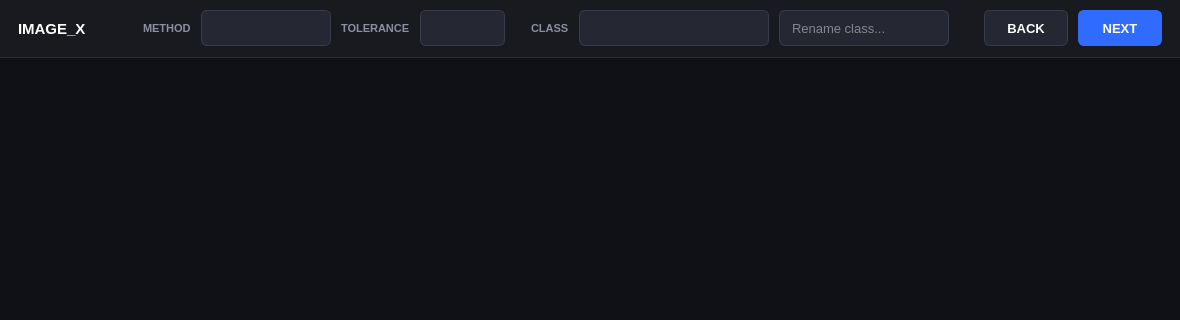
Before: the Qt Designer form src/interface/design.ui in lthiagovs/yolo_pipeline, drawn with Qt 5; both pictures show x 0 to 1180 and y 0 to 320 of the 1180 by 760 pixel window.
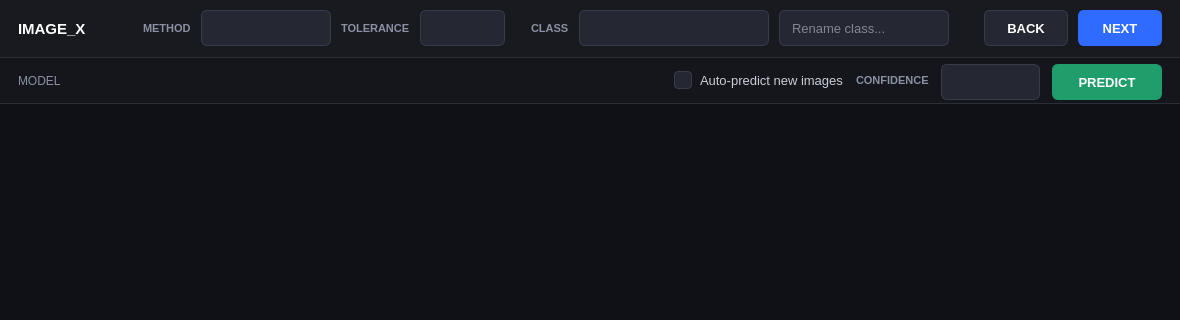
After: the same form once the commit is applied.

Commit message: feat: add use model function on interface

```diff
--- a/src/interface/design.ui
+++ b/src/interface/design.ui
@@ -58,12 +58,60 @@
     color: #FFFFFF;
 }
 
-QLabel#method_label, QLabel#class_label, QLabel#tolerance_label {
+QLabel#method_label, QLabel#class_label, QLabel#tolerance_label, QLabel#conf_label {
     color: #8A90A2;
     font-size: 8pt;
     font-weight: 600;
 }
 
+QFrame#model_bar {
+    background-color: #14161C;
+    border: none;
+    border-bottom: 1px solid #2A2E39;
+}
+
+QLabel#model_label {
+    color: #8A90A2;
+    font-size: 9pt;
+}
+
+QCheckBox {
+    spacing: 8px;
+    color: #C9CDD8;
+}
+
+QCheckBox::indicator {
+    width: 16px;
+    height: 16px;
+    border: 1px solid #383C49;
+    border-radius: 4px;
+    background-color: #252832;
+}
+
+QCheckBox::indicator:hover {
+    border: 1px solid #528BFF;
+}
+
+QCheckBox::indicator:checked {
+    background-color: #2F6BFF;
+    border: 1px solid #2F6BFF;
+}
+
+QPushButton#predict_button {
+    background-color: #1F9D6B;
+    border: 1px solid #1F9D6B;
+}
+
+QPushButton#predict_button:hover {
+    background-color: #26B57D;
+    border: 1px solid #26B57D;
+}
+
+QPushButton#predict_button:pressed {
+    background-color: #17805A;
+    border: 1px solid #17805A;
+}
+
 QLabel#file_label {
     color: #C9CDD8;
     font-size: 9pt;
@@ -203,7 +251,7 @@
     height: 0px;
 }</string>
   </property>
-  <layout class="QVBoxLayout" name="root_layout" stretch="0,1,0">
+  <layout class="QVBoxLayout" name="root_layout" stretch="0,0,1,0">
    <property name="spacing">
     <number>0</number>
    </property>
@@ -415,6 +463,111 @@
      </layout>
     </widget>
    </item>
+   <item>
+    <widget class="QFrame" name="model_bar">
+     <property name="visible">
+      <bool>false</bool>
+     </property>
+     <property name="minimumSize">
+      <size>
+       <width>0</width>
+       <height>46</height>
+      </size>
+     </property>
+     <property name="maximumSize">
+      <size>
+       <width>16777215</width>
+       <height>46</height>
+      </size>
+     </property>
+     <property name="frameShape">
+      <enum>QFrame::Shape::NoFrame</enum>
+     </property>
+     <layout class="QHBoxLayout" name="model_layout">
+      <property name="spacing">
+       <number>12</number>
+      </property>
+      <property name="leftMargin">
+       <number>18</number>
+      </property>
+      <property name="topMargin">
+       <number>6</number>
+      </property>
+      <property name="rightMargin">
+       <number>18</number>
+      </property>
+      <property name="bottomMargin">
+       <number>6</number>
+      </property>
+      <item>
+       <widget class="QLabel" name="model_label">
+        <property name="text">
+         <string>MODEL</string>
+        </property>
+       </widget>
+      </item>
+      <item>
+       <spacer name="model_spacer">
+        <property name="orientation">
+         <enum>Qt::Orientation::Horizontal</enum>
+        </property>
+        <property name="sizeHint" stdset="0">
+         <size>
+          <width>40</width>
+          <height>20</height>
+         </size>
+        </property>
+       </spacer>
+      </item>
+      <item>
+       <widget class="QCheckBox" name="auto_predict_check">
+        <property name="toolTip">
+         <string>Predict automatically when opening an image that has no boxes</string>
+        </property>
+        <property name="text">
+         <string>Auto-predict new images</string>
+        </property>
+       </widget>
+      </item>
+      <item>
+       <widget class="QLabel" name="conf_label">
+        <property name="text">
+         <string>CONFIDENCE</string>
+        </property>
+       </widget>
+      </item>
+      <item>
+       <widget class="QComboBox" name="conf_dropdown">
+        <property name="minimumSize">
+         <size>
+          <width>90</width>
+          <height>0</height>
+         </size>
+        </property>
+       </widget>
+      </item>
+      <item>
+       <widget class="QPushButton" name="predict_button">
+        <property name="minimumSize">
+         <size>
+          <width>110</width>
+          <height>0</height>
+         </size>
+        </property>
+        <property name="cursor">
+         <cursorShape>PointingHandCursor</cursorShape>
+        </property>
+        <property name="toolTip">
+         <string>Predict boxes for this image (P)</string>
+        </property>
+        <property name="text">
+         <string>PREDICT</string>
+        </property>
+       </widget>
+      </item>
+     </layout>
+    </widget>
+   </item>
    <item>
     <widget class="QFrame" name="image_frame">
      <property name="sizePolicy">
```
The commit also changes 1 other file.
